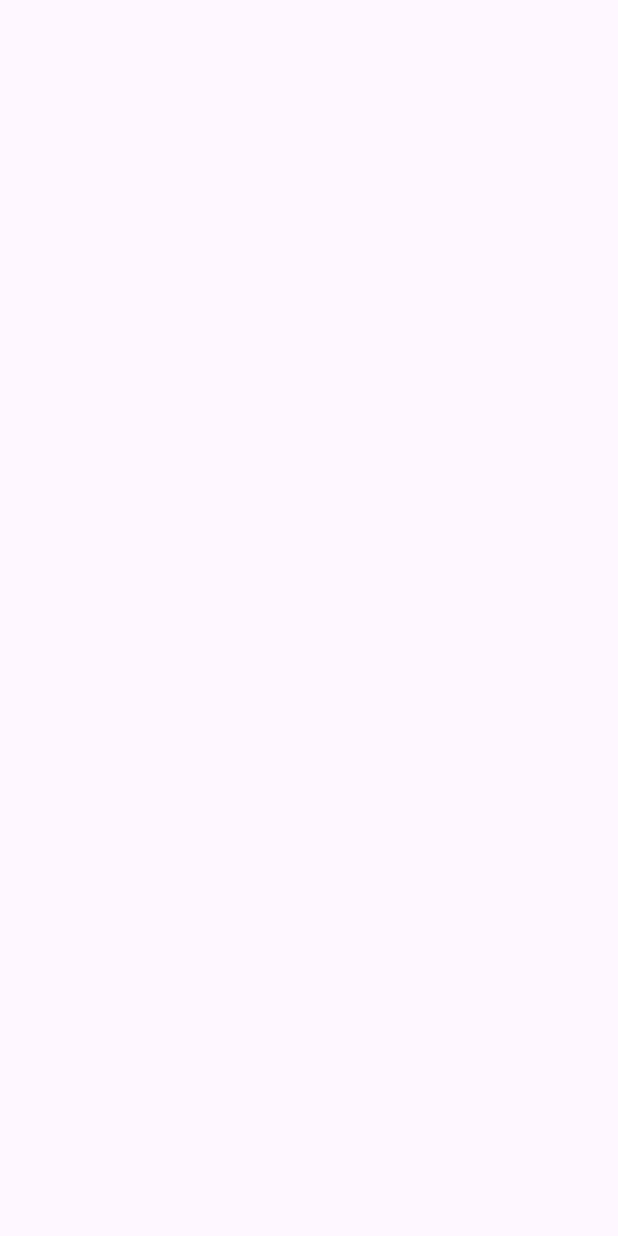
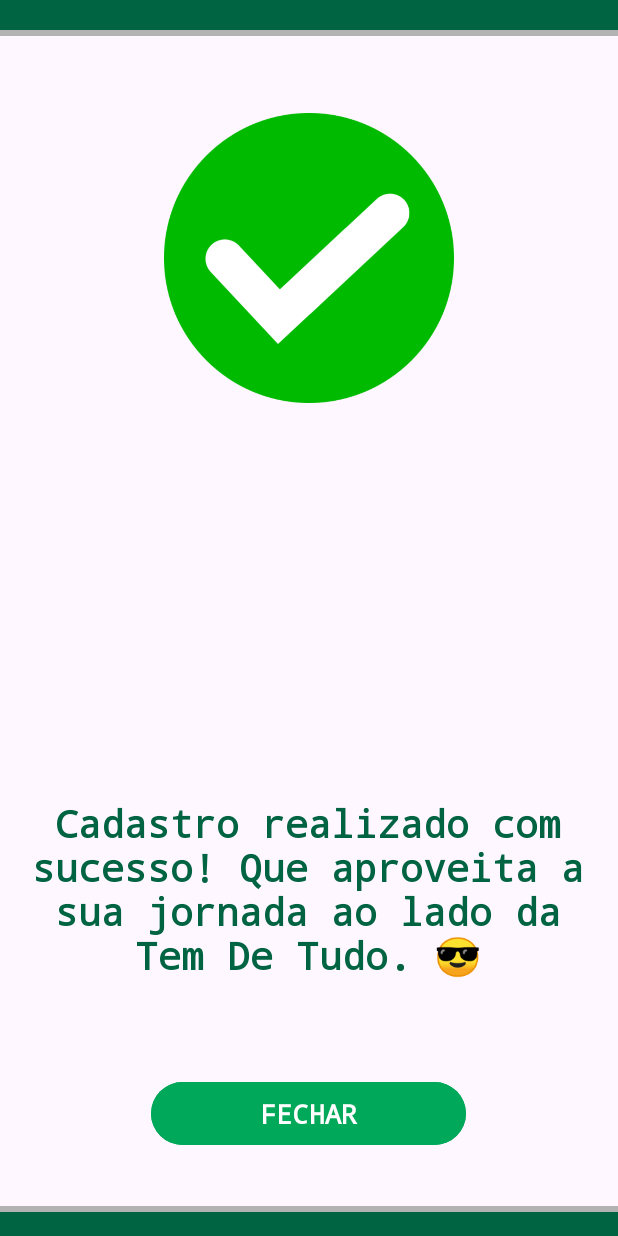
Before and after one commit to GuilhermeFogolin/Desenvolvimento-Mobile, an Android app: the Final screen opened directly, with no data from a screen before it, on a phone screen of 412 x 824 dp. Before the commit the screen is empty. Run offline under Robolectric (Android 15) with nearby library versions, the phone set to English and light mode, and no system bars.

Commit message:
Alterando layout

```diff
--- a/Tem-De-Tudo/app/src/main/res/layout/activity_final.xml
+++ b/Tem-De-Tudo/app/src/main/res/layout/activity_final.xml
@@ -7,4 +7,119 @@
     android:layout_height="match_parent"
     tools:context=".Final">
 
+    <ImageView
+        android:id="@+id/iv_final"
+        android:layout_width="229dp"
+        android:layout_height="193dp"
+        android:contentDescription="@string/descricao_img_final"
+        android:src="@drawable/check"
+        app:layout_constraintBottom_toTopOf="@+id/btnFechar"
+        app:layout_constraintEnd_toEndOf="parent"
+        app:layout_constraintStart_toStartOf="parent"
+        app:layout_constraintTop_toTopOf="parent"
+        app:layout_constraintVertical_bias="0.144" />
+
+    <LinearLayout
+        android:id="@+id/linearLayout"
+        android:layout_width="421dp"
+        android:layout_height="20dp"
+        android:layout_marginStart="1dp"
+        android:layout_marginEnd="1dp"
+        android:background="@color/verde_escuro"
+        android:orientation="vertical"
+        app:layout_constraintEnd_toEndOf="parent"
+        app:layout_constraintHorizontal_bias="0.416"
+        app:layout_constraintStart_toStartOf="parent"
+        tools:ignore="MissingConstraints"
+        tools:layout_editor_absoluteY="-1dp">
+
+    </LinearLayout>
+
+    <View
+        android:id="@+id/view_main1"
+        android:layout_width="429dp"
+        android:layout_height="4dp"
+        android:layout_marginBottom="25dp"
+        android:background="@color/cinza_claro"
+        app:layout_constraintBottom_toTopOf="@+id/iv_final"
+        app:layout_constraintEnd_toEndOf="parent"
+        app:layout_constraintHorizontal_bias="0.277"
+        app:layout_constraintStart_toStartOf="parent"
+        app:layout_constraintTop_toBottomOf="@+id/linearLayout"
+        app:layout_constraintVertical_bias="0.0" />
+
+    <LinearLayout
+        android:id="@+id/linearLayout2"
+        android:layout_width="421dp"
+        android:layout_height="20dp"
+        android:background="@color/verde_escuro"
+        android:orientation="vertical"
+        app:layout_constraintBottom_toBottomOf="parent"
+        app:layout_constraintEnd_toEndOf="parent"
+        app:layout_constraintStart_toStartOf="parent">
+
+        <View
+            android:id="@+id/view_main2"
+            android:layout_width="429dp"
+            android:layout_height="4dp"
+            android:background="@color/cinza_claro" />
+
+    </LinearLayout>
+
+    <Button
+        android:id="@+id/btnFechar"
+        android:layout_width="210dp"
+        android:layout_height="50dp"
+        android:backgroundTint="@color/verde_claro"
+        android:fontFamily="monospace"
+        android:text="@string/btnFechar"
+        android:textAlignment="center"
+        android:textColor="@color/branco"
+        android:textSize="18sp"
+        android:textStyle="bold"
+        app:layout_constraintBottom_toTopOf="@+id/linearLayout2"
+        app:layout_constraintEnd_toEndOf="parent"
+        app:layout_constraintHorizontal_bias="0.497"
+        app:layout_constraintStart_toStartOf="parent"
+        app:layout_constraintTop_toBottomOf="@+id/linearLayout"
+        app:layout_constraintVertical_bias="0.95" />
+
+    <TextView
+        android:id="@+id/tv_final"
+        android:layout_width="268dp"
+        android:layout_height="60dp"
+        android:layout_gravity="center"
+        android:fontFamily="monospace"
+        android:gravity="center"
+        android:text="@string/hintFinal"
+        android:textAlignment="center"
+        android:textColor="@color/verde_escuro"
+        android:textSize="25sp"
+        android:textStyle="bold"
+        app:layout_constraintBottom_toTopOf="@+id/btnFechar"
+        app:layout_constraintEnd_toEndOf="parent"
+        app:layout_constraintHorizontal_bias="0.496"
+        app:layout_constraintStart_toStartOf="parent"
+        app:layout_constraintTop_toBottomOf="@+id/iv_final"
+        app:layout_constraintVertical_bias="0.223" />
+
+    <TextView
+        android:id="@+id/tv_msg"
+        android:layout_width="392dp"
+        android:layout_height="146dp"
+        android:layout_gravity="center"
+        android:fontFamily="monospace"
+        android:gravity="center"
+        android:text="@string/sucesso"
+        android:textAlignment="center"
+        android:textColor="@color/verde_escuro"
+        android:textSize="25sp"
+        android:textStyle="bold"
+        app:layout_constraintBottom_toTopOf="@+id/btnFechar"
+        app:layout_constraintEnd_toEndOf="parent"
+        app:layout_constraintHorizontal_bias="0.473"
+        app:layout_constraintStart_toStartOf="parent"
+        app:layout_constraintTop_toBottomOf="@+id/tv_final"
+        app:layout_constraintVertical_bias="0.67" />
+
 </androidx.constraintlayout.widget.ConstraintLayout>
--- a/Tem-De-Tudo/app/src/main/res/values/strings.xml
+++ b/Tem-De-Tudo/app/src/main/res/values/strings.xml
@@ -12,4 +12,10 @@
     <string name="hintNome">Digite seu nome: </string>
     <string name="hintSobrenome">Digite seu sobrenome: </string>
 
+    <!-- Tela final -->
+    <string name="descricao_img_final">Tela final</string>
+    <string name="btnFechar">FECHAR</string>
+    <string name="sucesso">Cadastro realizado com sucesso! Que aproveita a sua jornada ao lado da Tem De Tudo. 😎</string>
+    <string name="hintFinal">""</string>
+
 </resources>
```
Also changed, not shown: Tem-De-Tudo/app/src/main/res/drawable/check.png (added), 1 other file.
